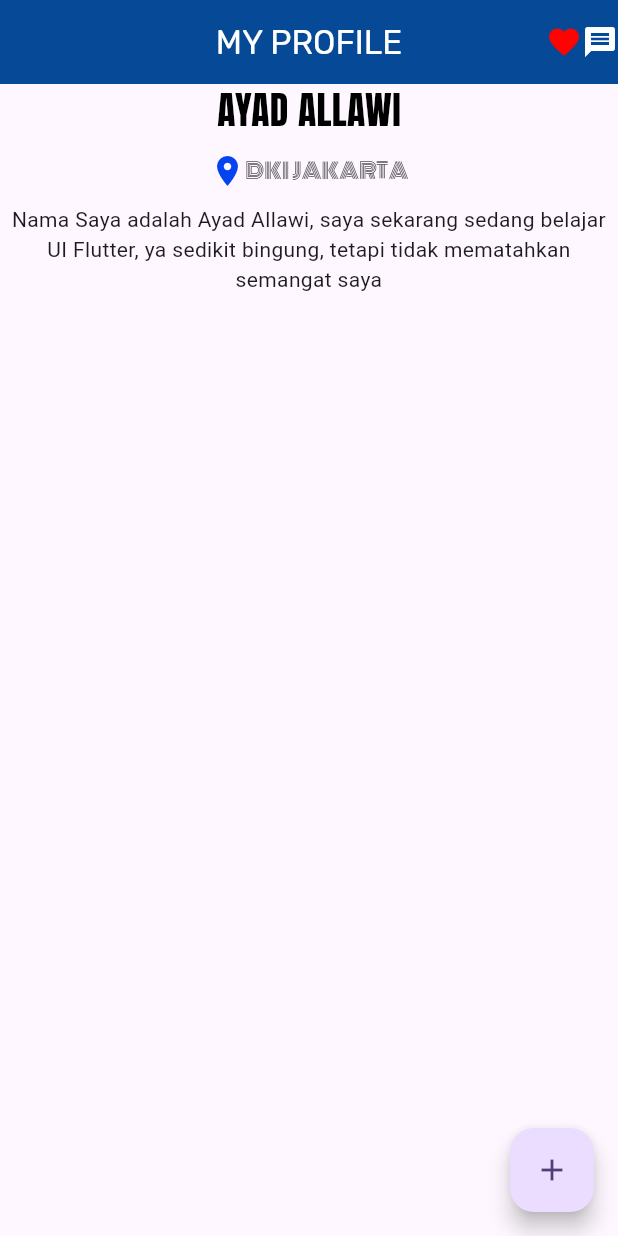
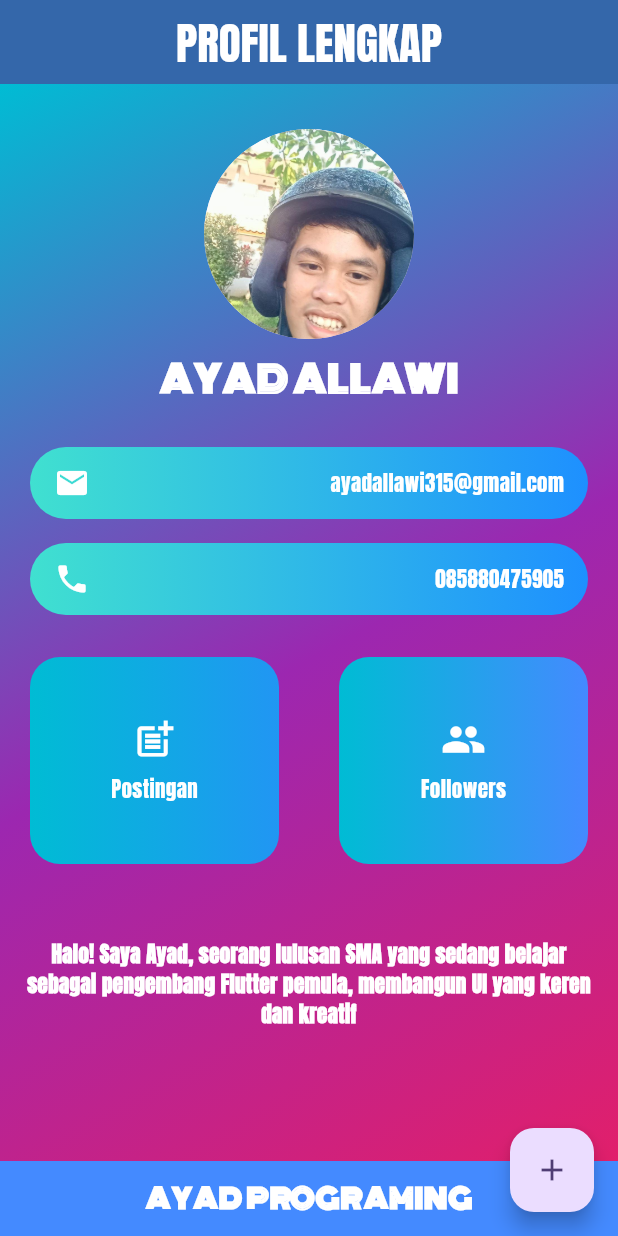
Before and after one commit to AyadAllawi/Tugas-14-Flutter, a Flutter app: the screen it shows after launch, on a phone screen of 412 x 824 dp. Run offline on Flutter 3.47's test engine with Material 3 defaults, Android fonts, the light colour scheme and no system bars; project files that could hold a hidden picture were left out.

Commit message:
flutter 2

```diff
--- /dev/null
+++ b/lib/Day_6/layout.dart
@@ -0,0 +1,219 @@
+import 'package:flutter/material.dart';
+
+class Layout extends StatelessWidget {
+  const Layout({super.key});
+
+  @override
+  Widget build(BuildContext context) {
+    return Scaffold(
+      appBar: AppBar(
+        title: const Text(
+          "PROFIL LENGKAP",
+          style: TextStyle(
+            fontFamily: "Anton",
+            fontSize: 30,
+            color: Color.fromARGB(255, 255, 255, 255),
+          ),
+        ),
+        centerTitle: true,
+        backgroundColor: Color.fromARGB(255, 52, 103, 170),
+      ),
+
+      floatingActionButton: FloatingActionButton(
+        onPressed: () {},
+        child: Icon(Icons.add),
+      ),
+
+      body: Container(
+        width: double.infinity,
+        decoration: const BoxDecoration(
+          gradient: LinearGradient(
+            colors: [Colors.cyan, Colors.purple, Colors.pink],
+            begin: Alignment.topLeft,
+            end: Alignment.bottomRight,
+          ),
+        ),
+        child: SafeArea(
+          child: Column(
+            children: [
+              const SizedBox(height: 30),
+              const CircleAvatar(
+                radius: 70,
+                backgroundImage: AssetImage('assets/images/ayad.jpg'),
+              ),
+              const SizedBox(height: 10),
+              const Text(
+                'AYAD ALLAWI',
+                style: TextStyle(
+                  fontSize: 24,
+                  fontWeight: FontWeight.bold,
+                  color: Colors.white,
+                  fontFamily: 'Monoton',
+                ),
+              ),
+              const SizedBox(height: 20),
+              Container(
+                margin: const EdgeInsets.symmetric(horizontal: 20, vertical: 8),
+                padding: const EdgeInsets.symmetric(
+                  horizontal: 16,
+                  vertical: 12,
+                ),
+                decoration: BoxDecoration(
+                  color: const Color(0xFF40E0D0),
+                  borderRadius: BorderRadius.circular(30),
+                  gradient: const LinearGradient(
+                    colors: [Color(0xFF40E0D0), Color(0xFF1E90FF)],
+                  ),
+                ),
+                child: Row(
+                  children: const [
+                    Icon(
+                      Icons.email,
+                      color: Color.fromARGB(255, 255, 255, 255),
+                    ),
+                    SizedBox(width: 10),
+                    Spacer(),
+                    Text(
+                      'ayadallawi315@gmail.com',
+                      style: TextStyle(
+                        color: Colors.white,
+                        fontFamily: 'Anton',
+                      ),
+                    ),
+                  ],
+                ),
+              ),
+
+              Container(
+                margin: const EdgeInsets.symmetric(horizontal: 20, vertical: 8),
+                padding: const EdgeInsets.symmetric(
+                  horizontal: 16,
+                  vertical: 12,
+                ),
+                decoration: BoxDecoration(
+                  color: const Color(0xFF40E0D0),
+                  borderRadius: BorderRadius.circular(30),
+                  gradient: const LinearGradient(
+                    colors: [Color(0xFF40E0D0), Color(0xFF1E90FF)],
+                  ),
+                ),
+                child: Row(
+                  children: const [
+                    Icon(
+                      Icons.phone,
+                      color: Color.fromARGB(255, 255, 255, 255),
+                    ),
+                    SizedBox(width: 10),
+                    Spacer(),
+                    Text(
+                      '085880475905',
+                      style: TextStyle(
+                        color: Colors.white,
+                        fontFamily: 'Anton',
+                      ),
+                    ),
+                  ],
+                ),
+              ),
+
+              Row(
+                children: [
+                  Expanded(
+                    child: Container(
+                      margin: const EdgeInsets.all(20),
+                      padding: const EdgeInsets.all(40),
+                      decoration: BoxDecoration(
+                        borderRadius: BorderRadius.circular(20),
+                        gradient: const LinearGradient(
+                          colors: [Colors.cyan, Colors.blue],
+                        ),
+                      ),
+                      child: const Center(
+                        child: Column(
+                          mainAxisSize: MainAxisSize.min, // biar ngepas
+                          children: [
+                            Icon(Icons.post_add, color: Colors.white, size: 30),
+                            SizedBox(height: 8),
+                            Text(
+                              'Postingan',
+                              style: TextStyle(
+                                color: Colors.white,
+                                fontFamily: 'Anton',
+                              ),
+                            ),
+                          ],
+                        ),
+                      ),
+                    ),
+                  ),
+                  Expanded(
+                    child: Container(
+                      margin: const EdgeInsets.all(20),
+                      padding: const EdgeInsets.all(40),
+                      decoration: BoxDecoration(
+                        borderRadius: BorderRadius.circular(20),
+                        gradient: const LinearGradient(
+                          colors: [Colors.cyan, Colors.blueAccent],
+                        ),
+                      ),
+                      child: const Center(
+                        child: Column(
+                          mainAxisSize: MainAxisSize.min, // biar ngepas
+                          children: [
+                            Icon(Icons.people, color: Colors.white, size: 30),
+                            SizedBox(height: 8),
+                            Text(
+                              'Followers',
+                              style: TextStyle(
+                                color: Colors.white,
+                                fontFamily: 'Anton',
+                              ),
+                            ),
+                          ],
+                        ),
+                      ),
+                    ),
+                  ),
+                ],
+              ),
+
+              const SizedBox(height: 30),
+
+              const Padding(
+                padding: EdgeInsets.symmetric(horizontal: 16.0),
+                child: Text(
+                  'Halo! Saya Ayad, seorang lulusan SMA yang sedang belajar sebagai pengembang Flutter pemula, membangun UI yang keren dan kreatif',
+                  textAlign: TextAlign.center,
+                  style: TextStyle(
+                    color: Colors.white,
+                    fontWeight: FontWeight.bold,
+                    fontFamily: 'Anton',
+                  ),
+                ),
+              ),
+
+              Spacer(),
+
+              Container(
+                padding: const EdgeInsets.all(12),
+                width: double.infinity,
+                color: Colors.blueAccent,
+                child: const Center(
+                  child: Text(
+                    'AYAD PROGRAMING',
+                    style: TextStyle(
+                      color: Colors.white,
+                      fontSize: 18,
+                      fontFamily: 'Monoton',
+                      fontWeight: FontWeight.bold,
+                    ),
+                  ),
+                ),
+              ),
+            ],
+          ),
+        ),
+      ),
+    );
+  }
+}
--- a/lib/main.dart
+++ b/lib/main.dart
@@ -1,5 +1,6 @@
 import 'package:flutter/material.dart';
-import 'package:ppkd_batch_3/start.dart';
+import 'package:ppkd_batch_3/Day_6/layout.dart';
+// import 'package:ppkd_batch_3/start.dart';
 
 void main() {
   runApp(const MyApp());
@@ -31,7 +32,7 @@
         // tested with just a hot reload.
         colorScheme: ColorScheme.fromSeed(seedColor: Colors.deepPurple),
       ),
-      home: StartWidget(),
+      home: Layout(),
     );
   }
 }
--- a/lib/start.dart
+++ b/lib/start.dart
@@ -16,8 +16,11 @@
         ),
         backgroundColor: const Color.fromARGB(255, 5, 73, 151),
         actions: const [
-          Icon(Icons.favorite, color: Color.fromARGB(255, 255, 3, 3)),
-          Icon(Icons.message, color: Color.fromARGB(255, 255, 255, 255)),
+          Icon(
+            Icons.message,
+            size: 30,
+            color: Color.fromARGB(255, 255, 255, 255),
+          ),
         ],
         centerTitle: true,
       ),
@@ -36,6 +39,7 @@
         // mainAxisAlignment: MainAxisAlignment.spaceAround,
         crossAxisAlignment: CrossAxisAlignment.center,
         children: [
+          Icon(Icons.person, size: 35, color: Color.fromARGB(255, 0, 0, 0)),
           Text(
             "AYAD ALLAWI",
             style: TextStyle(
@@ -54,7 +58,7 @@
                 Icons.location_on,
                 color: const Color.fromARGB(255, 4, 67, 240),
               ),
-              Text("DKI JAKARTA", style: TextStyle(fontFamily: "Monoton")),
+              Text("AYAD ALLAWI", style: TextStyle(fontFamily: "Monoton")),
             ],
           ),
 
--- a/pubspec.yaml
+++ b/pubspec.yaml
@@ -60,6 +60,7 @@
   # To add assets to your application, add an assets section, like this:
   assets:
     - assets/fonts/
+    - assets/images/
 
   # An image asset can refer to one or more resolution-specific "variants", see
   # https://flutter.dev/to/resolution-aware-images
```
Also changed, not shown: assets/images/ayad.jpg (added), assets/images/rubik.png (added).
